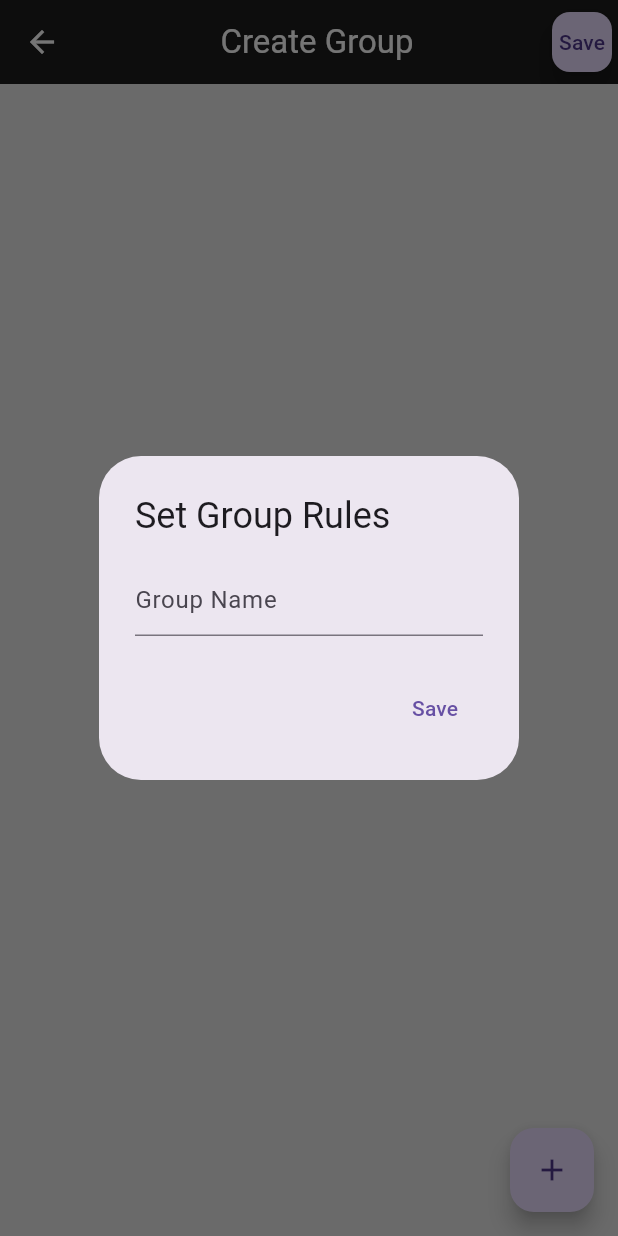
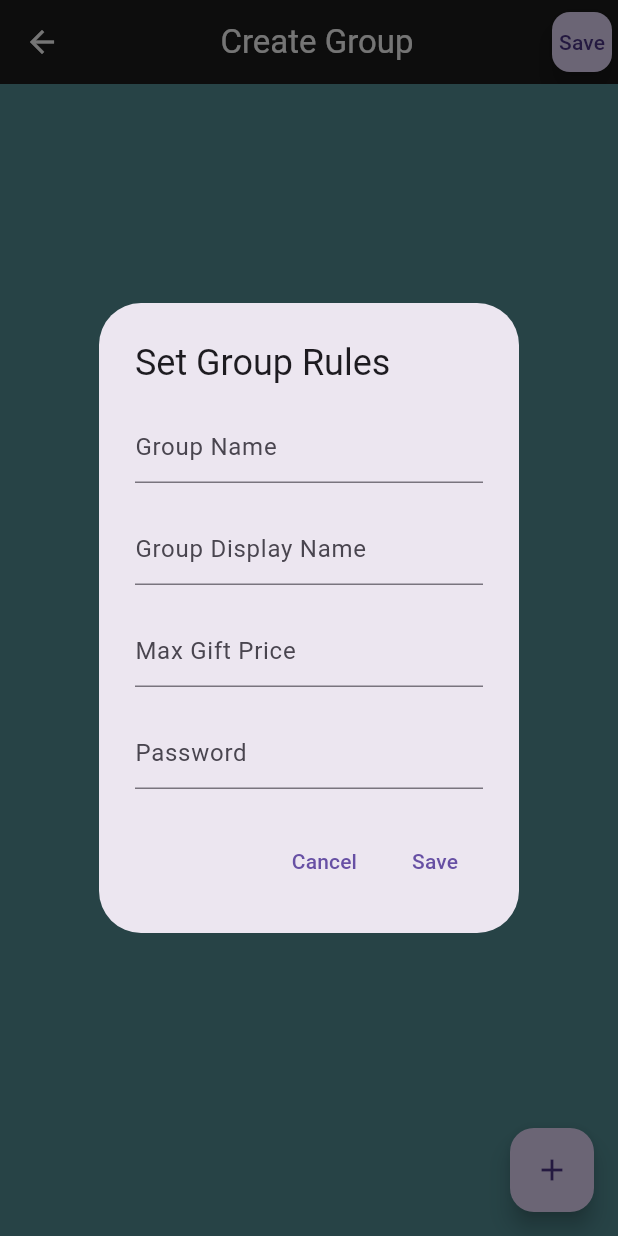
Before and after one commit to MatthewC00273575/secret-santa, a Flutter app: the CreateGroupDetails screen opened directly, after a tap on "Save", on a phone screen of 412 x 824 dp. Run offline on Flutter 3.47's test engine with Material 3 defaults, Android fonts, the phone set to English and light mode, and no system bars; our stand-ins replace cloud_firestore, firebase_auth, firebase_core, google_fonts, google_nav_bar; accounts and stored records are empty.

```diff
--- a/lib/navigation.dart
+++ b/lib/navigation.dart
@@ -2,7 +2,6 @@ import 'package:flutter/material.dart';
 import 'package:google_nav_bar/google_nav_bar.dart';
 import 'package:secretsanta/pages/create_group_screen.dart';
 import 'package:secretsanta/pages/create_wishlist_page.dart';
-import 'package:secretsanta/pages/homepage.dart';
 import 'package:secretsanta/pages/saved_groups.dart';
 
 class MyNavigation extends StatefulWidget {
@@ -18,7 +17,6 @@ class _HomePageState extends State<MyNavigation> {
   // List of pages to navigate to
   final List<Widget> _pages = const [
     SavedGroups(),
-    HomePage(),
     CreateWish(),
     MeProfile(),
   ];
@@ -38,7 +36,6 @@ class _HomePageState extends State<MyNavigation> {
             gap: 8,
             tabs: const [
               GButton(icon: Icons.home, text: 'Home'),
-              GButton(icon: Icons.mail_lock, text: 'invite'),
               GButton(icon: Icons.favorite_rounded, text: 'Wishlist'),
               GButton(icon: Icons.person, text: 'Me'),
             ],
--- a/lib/pages/create_group_details.dart
+++ b/lib/pages/create_group_details.dart
@@ -5,7 +5,9 @@ import 'package:cloud_firestore/cloud_firestore.dart';
 import 'package:firebase_auth/firebase_auth.dart';
 import 'package:secretsanta/components/create_bottom_sheet.dart';
 import 'package:secretsanta/components/update_bottom_sheet.dart';
+import 'package:secretsanta/navigation.dart';
 import 'package:secretsanta/pages/saved_groups.dart';
+import 'package:secretsanta/theme/colours.dart';
 
 class CreateGroupDetails extends StatefulWidget {
   const CreateGroupDetails({
@@ -23,15 +25,21 @@ class _CreateGroupDetails extends State<CreateGroupDetails> {
   final CollectionReference usersCollection =
       FirebaseFirestore.instance.collection("Users");
 
-  String groupName = '';
+  void saveGroup(BuildContext context) async {
+    String groupName = ''; // Group name
+    String groupDisplayName = ''; // Group display name
+    String maxGiftPrice = ''; // Maximum gift price
+    String password = ''; // Password
 
-  void saveGroup(BuildContext context) async {
-    // Prompt user for group name
-    String? result = await showDialog(
+    // Prompt user for group rules
+    bool isSaved = await showDialog(
       context: context,
       builder: (context) => AlertDialog(
         title: const Text('Set Group Rules'),
-        content: TextField(
+        content: Column(
+          mainAxisSize: MainAxisSize.min,
+          children: [
+            TextField(
               onChanged: (value) {
                 setState(() {
                   groupName = value;
@@ -39,10 +47,57 @@ class _CreateGroupDetails extends State<CreateGroupDetails> {
               },
               decoration: const InputDecoration(hintText: 'Group Name'),
             ),
+            const SizedBox(height: 20),
+            TextField(
+              onChanged: (value) {
+                setState(() {
+                  groupDisplayName = value;
+                });
+              },
+              decoration: const InputDecoration(hintText: 'Group Display Name'),
+            ),
+            const SizedBox(height: 20),
+            TextField(
+              onChanged: (value) {
+                setState(() {
+                  maxGiftPrice = value;
+                });
+              },
+              decoration: const InputDecoration(hintText: 'Max Gift Price'),
+              keyboardType: TextInputType.number,
+            ),
+            const SizedBox(height: 20),
+            TextField(
+              onChanged: (value) {
+                setState(() {
+                  password = value;
+                });
+              },
+              decoration: const InputDecoration(hintText: 'Password'),
+              obscureText: true,
+            ),
+          ],
+        ),
         actions: [
           TextButton(
             onPressed: () {
-              Navigator.pop(context, groupName);
+              Navigator.pop(context, false); // Cancel
+            },
+            child: const Text('Cancel'),
+          ),
+          TextButton(
+            onPressed: () {
+              if (groupName.isNotEmpty &&
+                  groupDisplayName.isNotEmpty &&
+                  maxGiftPrice.isNotEmpty &&
+                  password.isNotEmpty) {
+                Navigator.pop(context, true); // Save
+              } else {
+                ScaffoldMessenger.of(context).showSnackBar(const SnackBar(
+                  content:
+                      Text('Please provide all required group information.'),
+                ));
+              }
             },
             child: const Text('Save'),
           ),
@@ -50,39 +105,31 @@ class _CreateGroupDetails extends State<CreateGroupDetails> {
       ),
     );
 
-    // Check if group name is provided
-    if (result != null && result.isNotEmpty) {
-      // Save group information with provided group name
-      await FirebaseFirestore.instance.collection("Groups").doc(result).set({
-        'name': result,
+    // Check if the user saved the group rules
+    if (isSaved) {
+      // Save group information with provided group name and display name
+      await FirebaseFirestore.instance.collection("Groups").doc(groupName).set({
+        'name': groupName,
         'creator': currentUser.email,
-        // Add more fields as needed
+        'max_gift_price': maxGiftPrice,
+        'password': password,
       });
 
-      // Store user's group information in the new group
-      QuerySnapshot userGroupsSnapshot = await FirebaseFirestore.instance
-          .collection("Users")
-          .doc(currentUser.email)
-          .collection('group')
-          .get();
-
-      userGroupsSnapshot.docs.forEach((doc) async {
+      // Store current user's email and display name in the group
       await FirebaseFirestore.instance
           .collection("Groups")
-            .doc(result)
+          .doc(groupName)
           .collection('userGroups')
-            .doc(doc.id)
+          .doc(currentUser.email)
           .set({
-          'name': doc['name'],
-          'email': doc['email'],
-          // Add more fields as needed
-        });
+        'email': currentUser.email,
+        'name': groupDisplayName,
       });
 
       // Navigate to SavedGroups screen
-      Navigator.push(
+      Navigator.pushReplacement(
         context,
-        MaterialPageRoute(builder: (context) => const SavedGroups()),
+        MaterialPageRoute(builder: (context) => const MyNavigation()),
       );
     }
   }
@@ -91,7 +138,8 @@ class _CreateGroupDetails extends State<CreateGroupDetails> {
   Widget build(BuildContext context) {
     return Scaffold(
       resizeToAvoidBottomInset: true,
-      backgroundColor: const Color.fromARGB(255, 230, 230, 230),
+      backgroundColor: accentsColour,
+
       appBar: AppBar(
         title: const Padding(
           padding: EdgeInsets.only(left: 75.0),
--- a/lib/pages/create_group_screen.dart
+++ b/lib/pages/create_group_screen.dart
@@ -3,6 +3,7 @@ import 'package:flutter/material.dart';
 import 'package:secretsanta/components/drawer.dart';
 import 'package:secretsanta/pages/create_group_details.dart';
 import 'package:secretsanta/pages/prof_page.dart';
+import 'package:secretsanta/theme/colours.dart';
 
 class MeProfile extends StatefulWidget {
   const MeProfile({super.key});
@@ -36,7 +37,8 @@ class _MeProfile extends State<MeProfile> {
   @override
   Widget build(BuildContext context) {
     return Scaffold(
-      backgroundColor: const Color.fromARGB(255, 230, 230, 230),
+      backgroundColor: accentsColour,
+
       appBar: AppBar(
         title: const Padding(
           padding: EdgeInsets.only(left: 75.0),
--- a/lib/pages/join_group.dart
+++ b/lib/pages/join_group.dart
@@ -13,6 +13,7 @@ class JoinGroupScreen extends StatefulWidget {
 
 class _JoinGroupScreenState extends State<JoinGroupScreen> {
   String displayName = ''; // Variable to store the entered display name
+  String password = ''; // Variable to store the entered password
 
   @override
   Widget build(BuildContext context) {
@@ -38,11 +39,33 @@ class _JoinGroupScreenState extends State<JoinGroupScreen> {
               ),
             ),
             const SizedBox(height: 20.0),
+            const Text(
+              'Enter the group password:',
+              style: TextStyle(fontSize: 18.0),
+            ),
+            TextField(
+              onChanged: (value) {
+                password = value;
+              },
+              obscureText: false,
+              decoration: const InputDecoration(
+                hintText: 'Password',
+              ),
+            ),
+            const SizedBox(height: 20.0),
             ElevatedButton(
               onPressed: () {
-                // Check if display name is not empty
-                if (displayName.isNotEmpty) {
-                  // Add the user to the group in Firestore
+                // Check if display name and password are not empty
+                if (displayName.isNotEmpty && password.isNotEmpty) {
+                  // Verify password before adding the user to the group
+                  FirebaseFirestore.instance
+                      .collection('Groups')
+                      .doc(widget.groupName)
+                      .get()
+                      .then((groupDoc) {
+                    final storedPassword = groupDoc['password'];
+                    if (storedPassword == password) {
+                      // Passwords match, add the user to the group
                       FirebaseFirestore.instance
                           .collection('Groups')
                           .doc(widget.groupName)
@@ -51,7 +74,7 @@ class _JoinGroupScreenState extends State<JoinGroupScreen> {
                           .set({
                         'name': displayName,
                         'email': FirebaseAuth.instance.currentUser!.email,
-                  }).then((value) {
+                      }).then((_) {
                         print('User added to the group successfully.');
                         Navigator.of(context).pop(); // Close the screen
                       }).catchError((error) {
@@ -59,10 +82,24 @@ class _JoinGroupScreenState extends State<JoinGroupScreen> {
                         print('Error adding user to the group: $error');
                       });
                     } else {
-                  // Display an error message if display name is empty
+                      // Display error message if passwords don't match
                       ScaffoldMessenger.of(context).showSnackBar(
                         const SnackBar(
-                      content: Text('Please enter a display name.'),
+                          content:
+                              Text('Incorrect password. Please try again.'),
+                        ),
+                      );
+                    }
+                  }).catchError((error) {
+                    // Handle any errors
+                    print('Error fetching group data: $error');
+                  });
+                } else {
+                  // Display an error message if display name or password is empty
+                  ScaffoldMessenger.of(context).showSnackBar(
+                    const SnackBar(
+                      content:
+                          Text('Please enter both display name and password.'),
                     ),
                   );
                 }
```
Also changed, not shown: lib/pages/group_infopage.dart (+37 -6 lines). Lines whose indentation alone changed are shown as unchanged.
